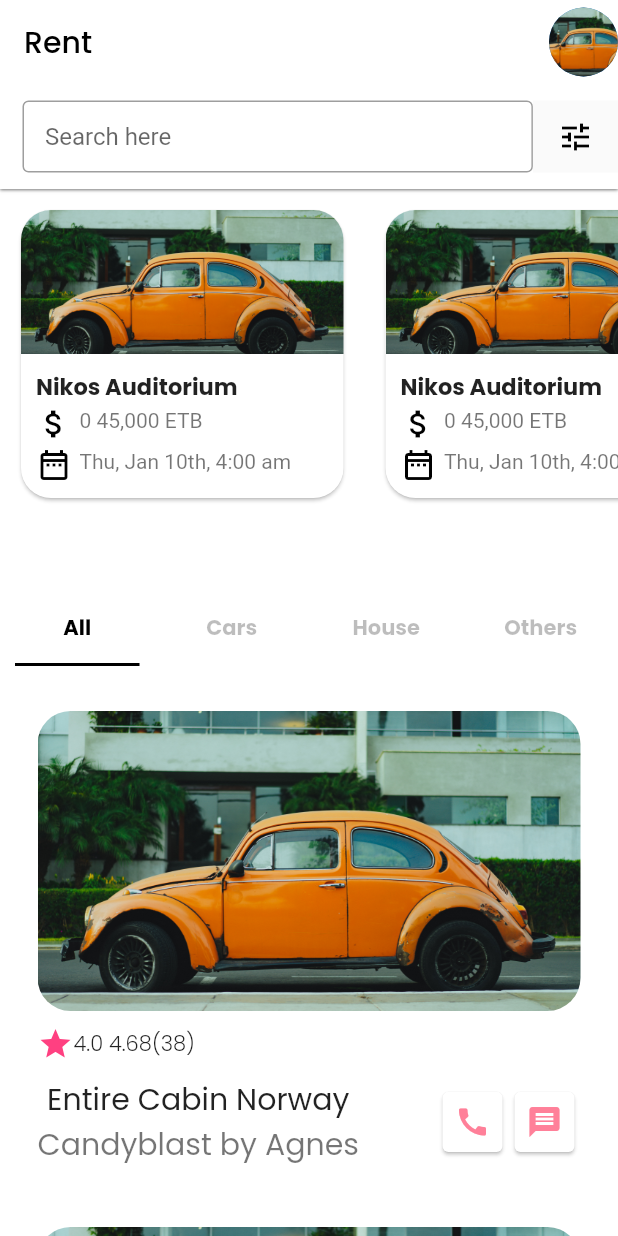
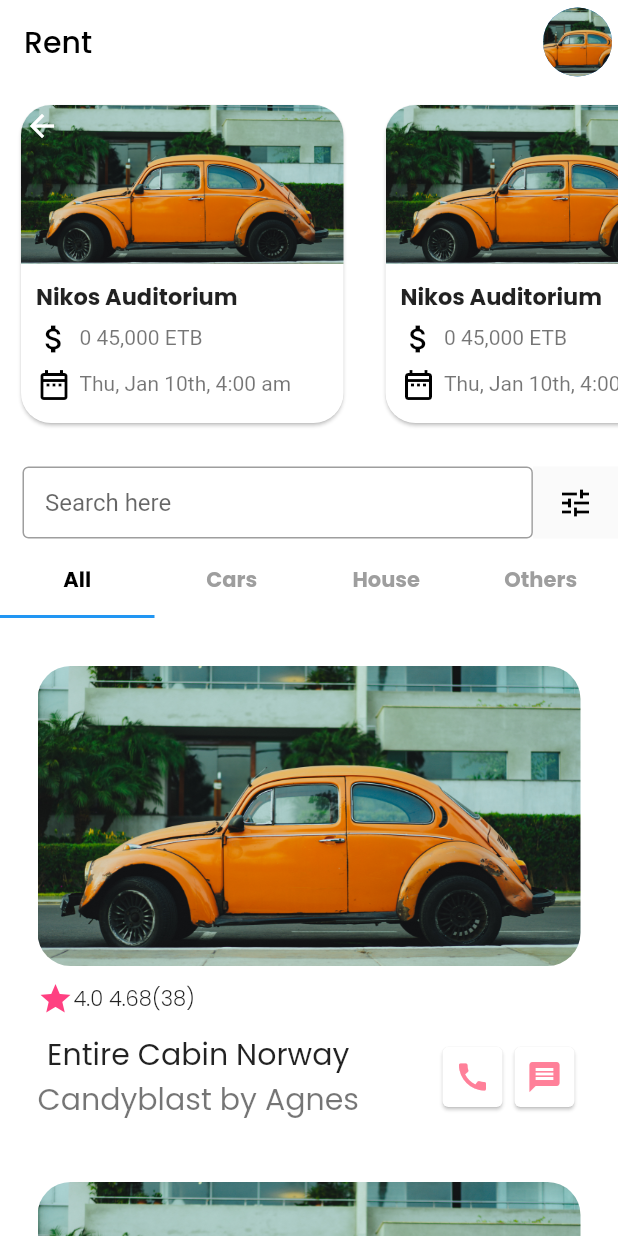
Before and after one commit to Z-Team-Monks/Rental-Services-Flutter, a Flutter app: the screen it shows after launch, after a tap on the "tune" icon, on a phone screen of 412 x 824 dp. Run offline on Flutter 3.47's test engine with Material 2 defaults, Android fonts, the phone set to English and light mode, and no system bars; our stand-ins replace bloc, connectivity, dio, equatable, floor, flutter_bloc and 10 more; missing offline and left inert: loader_skeleton, solid_bottom_sheet, telephony; accounts and stored records are empty; generated files the repository leaves out were written again; network calls fail.

Commit message:
feed page scroll fix

```diff
--- a/lib/core/presentation/customTheme/appTheme.dart
+++ b/lib/core/presentation/customTheme/appTheme.dart
@@ -9,6 +9,7 @@
   static ThemeData get lightTheme {
     final LightThemeConstants lightThemeConstants = new LightThemeConstants();
     return ThemeData(
+        visualDensity: VisualDensity.adaptivePlatformDensity,
         fontFamily: CustomThemeConstants.fontFamilyPrimary,
         primaryColor: CustomColors.purple,
         scaffoldBackgroundColor: Colors.white,
--- a/lib/features/property/bloc/add_review/add_review_bloc.dart
+++ b/lib/features/property/bloc/add_review/add_review_bloc.dart
@@ -5,7 +5,6 @@
 import 'package:rental/features/property/repository/add_review/add_review_repository.dart';
 import 'package:rental/locator.dart';
 import 'package:http/http.dart' as http;
-import 'package:shared_preferences/shared_preferences.dart';
 import 'add_review_event.dart';
 import 'add_review_state.dart';
 import 'package:flutter_bloc/flutter_bloc.dart';
--- a/lib/features/property/screens/property_feed/feed.dart
+++ b/lib/features/property/screens/property_feed/feed.dart
@@ -34,7 +34,7 @@
       child: Scaffold(
         resizeToAvoidBottomInset: false,
         body: SafeArea(
-          child: CollapsingList(),
+          child: Feed(),
         ),
       ),
     );
@@ -42,100 +42,17 @@
   }
 }
 
-class _SliverAppBarDelegate extends SliverPersistentHeaderDelegate {
-  _SliverAppBarDelegate({
-    required this.minHeight,
-    required this.maxHeight,
-    required this.child,
-  });
-  final double minHeight;
-  final double maxHeight;
-  final Widget child;
-  @override
-  double get minExtent => minHeight;
-  @override
-  double get maxExtent => math.max(maxHeight, minHeight);
-  @override
-  Widget build(
-      BuildContext context, double shrinkOffset, bool overlapsContent) {
-    return new SizedBox.expand(child: child);
-  }
-
-  @override
-  bool shouldRebuild(_SliverAppBarDelegate oldDelegate) {
-    return maxHeight != oldDelegate.maxHeight ||
-        minHeight != oldDelegate.minHeight ||
-        child != oldDelegate.child;
-  }
-}
-
-class CollapsingList extends StatefulWidget {
-  @override
-  _CollapsingListState createState() => _CollapsingListState();
-}
-
-class _CollapsingListState extends State<CollapsingList> {
-  var _controller = ScrollController();
-
-  ScrollPhysics _physics = BouncingScrollPhysics();
-
-  @override
-  void initState() {
-    super.initState();
-  }
-
-  SliverPersistentHeader makeHeader(String headerText) {
-    return SliverPersistentHeader(
-      pinned: true,
-      delegate: _SliverAppBarDelegate(
-        minHeight: 70.0,
-        maxHeight: 70.0,
-        child: Container(
-          decoration: BoxDecoration(
-            color: Colors.white,
-            boxShadow: <BoxShadow>[
-              BoxShadow(
-                  color: Colors.black54,
-                  blurRadius: 1.0,
-                  offset: Offset(0.0, 0.5))
-            ],
-          ),
-          padding: EdgeInsets.only(left: 15),
-          child: Row(
-            children: [
-              Expanded(
-                child: TextField(
-                  decoration: InputDecoration(
-                      border: OutlineInputBorder(),
-                      alignLabelWithHint: true,
-                      contentPadding: EdgeInsets.fromLTRB(15.0, 5.0, 15.0, 5.0),
-                      hintText: "Search here"),
-                ),
-                flex: 6,
-              ),
-              Expanded(
-                child: Material(
-                  child: IconButton(
-                    onPressed: () {},
-                    icon: Icon(
-                      Icons.tune_outlined,
-                      color: Colors.black,
-                    ),
-                  ),
-                ),
-              ),
-            ],
-          ),
-        ),
-      ),
-    );
-  }
-
+class Feed extends StatelessWidget {
   @override
   Widget build(BuildContext context) {
-    // const controller = DefaultTabController(length: 2, child: Text("natnael"));
-    return CustomScrollView(
-      slivers: <Widget>[
+    return SafeArea(
+      child: Scaffold(
+        body: DefaultTabController(
+          length: 4,
+          child: NestedScrollView(
+            physics: NeverScrollableScrollPhysics(),
+            headerSliverBuilder: (context, isScolled) {
+              return [
                 SliverAppBar(
                   automaticallyImplyLeading: false,
                   backgroundColor: Colors.white,
@@ -149,37 +66,25 @@
                     ),
                   ),
                   actions: [
-            CircleAvatar(
+                    Padding(
+                      padding: const EdgeInsets.all(4.0),
+                      child: CircleAvatar(
                         radius: 23.0,
                         backgroundImage: AssetImage(
                           "assets/images/content/car-1.jpg",
                         ),
+                      ),
                     )
                   ],
-          expandedHeight: 10.0,
                 ),
-        makeHeader(''),
-        SliverToBoxAdapter(
-          child: Container(
-            height: 220,
-            child: fetchAds(context),
+                SliverAppBar(
+                  backgroundColor: Colors.white,
+                  collapsedHeight: 250,
+                  expandedHeight: 250,
+                  flexibleSpace: ProfileView(),
                 ),
-        ),
-        SliverFillRemaining(
-          child: DefaultTabController(
-            length: 4,
-            child: Scaffold(
-              resizeToAvoidBottomInset: false,
-              appBar: AppBar(
-                backgroundColor: Colors.white,
-                toolbarHeight: 50,
-                elevation: 0,
-                bottom: TabBar(
-                  labelColor: Colors.black,
-                  unselectedLabelColor: Colors.black26,
-                  indicatorSize: TabBarIndicatorSize.tab,
-                  indicatorPadding: EdgeInsets.only(left: 10, right: 10),
-                  indicatorColor: Colors.black,
+                SliverPersistentHeader(
+                  delegate: MyDelegate(TabBar(
                     tabs: [
                       Tab(
                         child: Align(
@@ -226,106 +131,59 @@
                         ),
                       ),
                     ],
+                    indicatorColor: Colors.blue,
+                    unselectedLabelColor: Colors.grey,
+                    labelColor: Colors.black,
+                  )),
+                  floating: true,
+                  pinned: true,
+                )
+              ];
+            },
+            body: TabBarView(
+              children: [
+                Container(
+                  child: RefreshIndicator(
+                    child: fetchFeed(context),
+                    onRefresh: () async {
+                      BlocProvider.of<PropertyBloc>(context)
+                          .add(PropertiesLoad());
+                    },
                   ),
                 ),
-              body: TabBarView(
-                children: [
-                  RefreshIndicator(
+                Container(
+                  child: RefreshIndicator(
                     child: fetchFeed(context),
                     onRefresh: () async {
-                      BlocProvider.of<PropertyBloc>(context).add(
-                        PropertiesLoad(),
-                      );
+                      BlocProvider.of<PropertyBloc>(context)
+                          .add(PropertiesLoad());
                     },
                   ),
-                  RefreshIndicator(
+                ),
+                Container(
+                  child: RefreshIndicator(
                     child: fetchFeed(context),
                     onRefresh: () async {
-                      BlocProvider.of<PropertyBloc>(context).add(
-                        PropertiesLoad(),
-                      );
+                      BlocProvider.of<PropertyBloc>(context)
+                          .add(PropertiesLoad());
                     },
                   ),
-                  RefreshIndicator(
+                ),
+                Container(
+                  child: RefreshIndicator(
                     child: fetchFeed(context),
                     onRefresh: () async {
-                      BlocProvider.of<PropertyBloc>(context).add(
-                        PropertiesLoad(),
-                      );
+                      BlocProvider.of<PropertyBloc>(context)
+                          .add(PropertiesLoad());
                     },
                   ),
-                  RefreshIndicator(
-                    child: fetchFeed(context),
-                    onRefresh: () async {
-                      BlocProvider.of<PropertyBloc>(context).add(
-                        PropertiesLoad(),
-                      );
-                    },
                 ),
               ],
             ),
           ),
         ),
-        )
-      ],
+      ),
     );
-  }
-
-  Widget fetchAds(BuildContext context) {
-    return BlocBuilder<AdsBloc, AdsState>(builder: (context, state) {
-      if (state is AdOperationLoading) {
-        return ListView.builder(
-          controller: _controller,
-          scrollDirection: Axis.horizontal,
-          itemCount: 2,
-          itemBuilder: (ctx, index) {
-            return Padding(
-              padding: EdgeInsets.symmetric(
-                horizontal: 10,
-                vertical: 10,
-              ),
-              child: RecommendationCardShimmer(),
-            );
-          },
-        );
-      } else if (state is AdFetchOperationSuccess) {
-        return ListView.builder(
-          scrollDirection: Axis.horizontal,
-          itemCount: 3,
-          itemBuilder: (ctx, index) {
-            return Padding(
-              padding: EdgeInsets.symmetric(
-                horizontal: 10,
-                vertical: 10,
-              ),
-              child: RecomedationCard(
-                date: "",
-                imgUrl: "assets/images/content/car-1.jpg",
-                name: "",
-                price: "0",
-                callback: () {},
-              ),
-              // child: RecomedationCard(
-              //   date: (state.properties.elementAt(index)).createdAt!,
-              //   imgUrl: "assets/images/content/car-1.jpg",
-              //   name: (state.properties.elementAt(index)).title,
-              //   price: (state.properties.elementAt(index)).per,
-              //   callback: () {},
-              // ),
-            );
-          },
-        );
-      } else if (state is PropertyOperationFailure) {
-        return Center(
-          child: Text("Network Failure"),
-        );
-      } else {
-        return Container(
-          height: 100,
-          width: 100,
-        );
-      }
-    });
   }
 
   Widget fetchFeed(BuildContext context) {
@@ -398,3 +256,145 @@
     );
   }
 }
+
+class MyDelegate extends SliverPersistentHeaderDelegate {
+  MyDelegate(this.tabBar);
+  final TabBar tabBar;
+
+  @override
+  Widget build(
+      BuildContext context, double shrinkOffset, bool overlapsContent) {
+    return Container(
+      color: Colors.white,
+      child: Column(
+        children: [
+          Container(
+            margin: EdgeInsets.symmetric(vertical: 5),
+            decoration: BoxDecoration(
+              color: Colors.white,
+            ),
+            padding: EdgeInsets.only(left: 15),
+            child: Row(
+              children: [
+                Expanded(
+                  child: TextField(
+                    decoration: InputDecoration(
+                        border: OutlineInputBorder(),
+                        alignLabelWithHint: true,
+                        contentPadding:
+                            EdgeInsets.fromLTRB(15.0, 5.0, 15.0, 5.0),
+                        hintText: "Search here"),
+                  ),
+                  flex: 6,
+                ),
+                Expanded(
+                  child: Material(
+                    child: IconButton(
+                      onPressed: () {},
+                      icon: Icon(
+                        Icons.tune_outlined,
+                        color: Colors.black,
+                      ),
+                    ),
+                  ),
+                ),
+              ],
+            ),
+          ),
+          tabBar,
+        ],
+      ),
+    );
+  }
+
+  @override
+  double get maxExtent => tabBar.preferredSize.height + 60;
+
+  @override
+  double get minExtent => tabBar.preferredSize.height + 60;
+
+  @override
+  bool shouldRebuild(SliverPersistentHeaderDelegate oldDelegate) {
+    return false;
+  }
+}
+
+class ProfileView extends StatelessWidget {
+  // final Function f;
+  // ProfileView( );
+  @override
+  Widget build(BuildContext context) {
+    return Column(
+      crossAxisAlignment: CrossAxisAlignment.start,
+      children: [
+        Container(
+          height: 240,
+          child: Padding(
+            padding: EdgeInsets.symmetric(
+              // horizontal: 10,
+              // vertical: 5,
+            ),
+            child: fetchAds(context),
+          ),
+        )
+      ],
+    );
+  }
+
+  Widget fetchAds(BuildContext context) {
+    return BlocBuilder<AdsBloc, AdsState>(builder: (context, state) {
+      if (state is AdOperationLoading) {
+        return ListView.builder(
+          // controller: _controller,
+          scrollDirection: Axis.horizontal,
+          itemCount: 2,
+          itemBuilder: (ctx, index) {
+            return Padding(
+              padding: EdgeInsets.symmetric(
+                horizontal: 10,
+                vertical: 10,
+              ),
+              child: RecommendationCardShimmer(),
+            );
+          },
+        );
+      } else if (state is AdFetchOperationSuccess) {
+        return ListView.builder(
+          scrollDirection: Axis.horizontal,
+          itemCount: 3,
+          itemBuilder: (ctx, index) {
+            return Padding(
+              padding: EdgeInsets.symmetric(
+                horizontal: 10,
+                vertical: 10,
+              ),
+              child: RecomedationCard(
+                date: "",
+                imgUrl: "assets/images/content/car-1.jpg",
+                name: "",
+                price: "0",
+                callback: () {},
+              ),
+              // child: RecomedationCard(
+              //   date: (state.properties.elementAt(index)).createdAt!,
+              //   imgUrl: "assets/images/content/car-1.jpg",
+              //   name: (state.properties.elementAt(index)).title,
+              //   price: (state.properties.elementAt(index)).per,
+              //   callback: () {},
+              // ),
+            );
+          },
+        );
+      } else if (state is PropertyOperationFailure) {
+        return Center(
+          child: Text("Network Failure"),
+        );
+      } else {
+        return Container(
+          height: 100,
+          width: 100,
+        );
+      }
+    });
+  }
+}
```
Also changed, not shown: pubspec.yaml (line endings or trailing spaces). Lines whose indentation alone changed are shown as unchanged.
